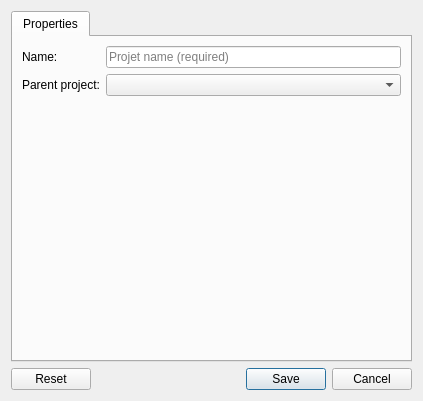
jansorg/tom-ui, file source/projectEditor/project_dialog.ui: the form before one commit.
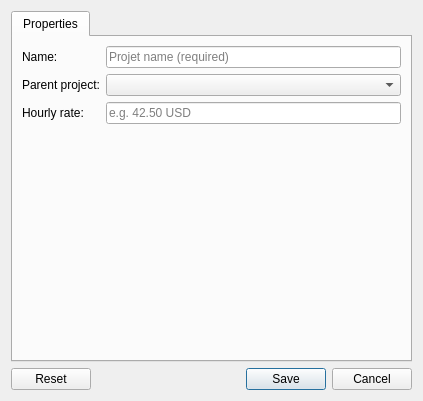
The form after the commit. Custom widgets are drawn as their Qt base class.

Commit message: add support for hourly rate

```diff
--- a/source/projectEditor/project_dialog.ui
+++ b/source/projectEditor/project_dialog.ui
@@ -61,6 +61,20 @@
          </property>
         </widget>
        </item>
+       <item row="2" column="0">
+        <widget class="QLabel" name="label">
+         <property name="text">
+          <string>Hourly rate:</string>
+         </property>
+        </widget>
+       </item>
+       <item row="2" column="1">
+        <widget class="QLineEdit" name="_hourlyRateEdit">
+         <property name="placeholderText">
+          <string>e.g. 42.50 USD</string>
+         </property>
+        </widget>
+       </item>
       </layout>
      </widget>
     </widget>
```
The commit also changes 8 other files.
